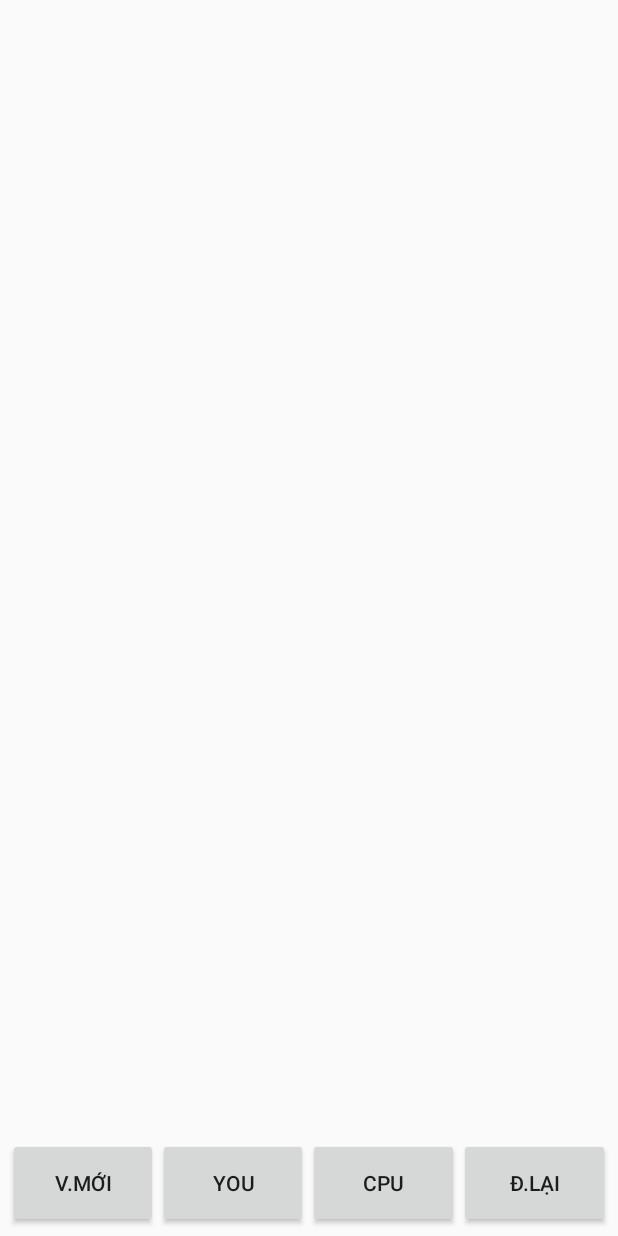
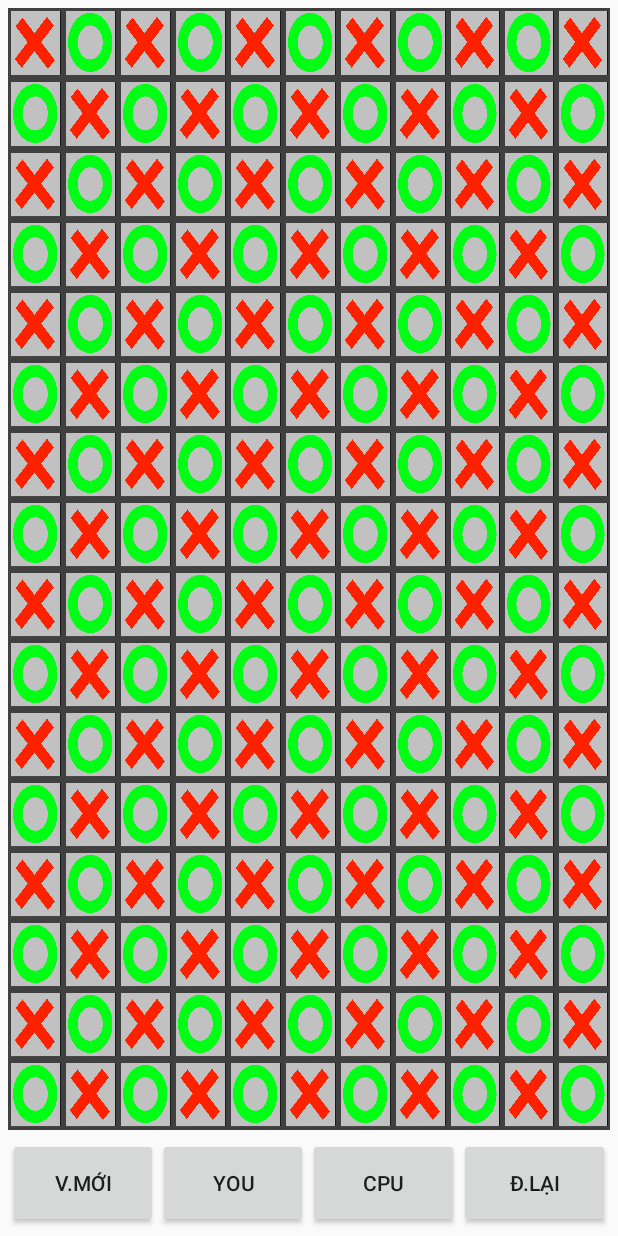
Before and after one commit to kienkk-0808/cocaro, an Android app: the screen it shows after launch (PlayActivity), after a tap on "ĐÁNH VỚI MÁY", on a phone screen of 412 x 824 dp. Run offline under Robolectric (Android 15) with nearby library versions, the phone set to English and light mode, and no system bars.

Commit message:
commit lan 2

```diff
--- a/app/src/main/java/com/gametk/ccaro/MainActivity.java
+++ b/app/src/main/java/com/gametk/ccaro/MainActivity.java
@@ -27,6 +27,7 @@ public class MainActivity extends AppCompatActivity {
             public void onClick(View v) {
                 ai = true;
                 intent.putExtra("ai",ai);
+                intent.setFlags(Intent.FLAG_ACTIVITY_CLEAR_TOP);
                 startActivity(intent);
             }
         });
@@ -36,6 +37,7 @@ public class MainActivity extends AppCompatActivity {
             public void onClick(View v) {
                 ai = false;
                 intent.putExtra("ai",ai);
+                intent.setFlags(Intent.FLAG_ACTIVITY_CLEAR_TOP);
                 startActivity(intent);
             }
         });
--- a/app/src/main/java/com/gametk/ccaro/PlayActivity.java
+++ b/app/src/main/java/com/gametk/ccaro/PlayActivity.java
@@ -4,16 +4,25 @@ import androidx.appcompat.app.AppCompatActivity;
 
 import android.content.Intent;
 import android.os.Bundle;
+import android.view.View;
+import android.view.ViewGroup;
+import android.widget.Button;
 import android.widget.ImageView;
+import android.widget.LinearLayout;
+import android.widget.Toast;
 
 public class PlayActivity extends AppCompatActivity {
 
     private int step;   // số bước đã đi
     private int[][] table;  // giá trị bảng
-    private int x,y;    // size table = x * y
+    private int x = 16;
+    private int y = 11;// size table = x * y
     private Boolean hasAI;  // bật tắt AI
     private Intent intent;
+    private LinearLayout layoutView;  // khu vực chơi
+    private LinearLayout dong ;
     private ImageView[][] imageViews; // ImageView mỗi ô
+    Button you1,you2;
 
     @Override
     protected void onCreate(Bundle savedInstanceState) {
@@ -27,8 +36,12 @@ public class PlayActivity extends AppCompatActivity {
         createTable();
 
         if (hasAI){
+            you1.setText("YOU");
+            you2.setText("CPU");
             // máy chơi
         } else {
+            you1.setText("YOU 1");
+            you2.setText("YOU 2");
             // người chơi
         }
 
@@ -36,19 +49,52 @@ public class PlayActivity extends AppCompatActivity {
 
     private void init(){
         intent = getIntent();
+        layoutView = findViewById(R.id.layout_view);
+        layoutView.setWeightSum(x);
+        you1 = findViewById(R.id.you1);
+        you2 = findViewById(R.id.you2);
+        table = new int[x][y];
+        imageViews = new ImageView[x][y];
     }
 
     private void createTable(){
         for (int i = 0; i < x; i++){
+            drawRow();
             for (int j = 0; j < y; j++){
                 table[i][j] = 0;
+                imageViews[i][j] = new ImageView(this);
+                imageViews[i][j].setLayoutParams(new LinearLayout.LayoutParams(LinearLayout.LayoutParams.MATCH_PARENT,
+                        LinearLayout.LayoutParams.MATCH_PARENT,1));
+
+                if((i+j)%2==0){
+                    imageViews[i][j].setBackgroundResource(R.drawable.x);
+                } else {
+                    imageViews[i][j].setBackgroundResource(R.drawable.o);
+                }
+
+                final int finalJ = j;
+                final int finalI = i;
+                imageViews[i][j].setOnClickListener(new View.OnClickListener() {
+                    @Override
+                    public void onClick(View v) {
+                        Toast.makeText(getApplicationContext(), finalI +":"+ finalJ,Toast.LENGTH_SHORT).show();
+                    }
+                });
+
+
+                imageViews[i][j].setScaleType(ImageView.ScaleType.FIT_XY);
+                dong.addView(imageViews[i][j]);
             }
+            layoutView.addView(dong);
         }
     }
 
-    private void drawTable(){
-
+    private void drawRow(){
+        dong = new LinearLayout(this);
+        dong.setLayoutParams(new LinearLayout.LayoutParams(LinearLayout.LayoutParams.MATCH_PARENT,
+                LinearLayout.LayoutParams.MATCH_PARENT,1));
+        dong.setOrientation(LinearLayout.HORIZONTAL);
+        dong.setWeightSum(y);
     }
 
-
 }
--- a/app/src/main/res/layout/activity_main.xml
+++ b/app/src/main/res/layout/activity_main.xml
@@ -19,6 +19,7 @@
             <Button
                 android:id="@+id/may"
                 android:text="ĐÁNH VỚI MÁY"
+                android:textColor="#D5C4C4"
                 android:textStyle="bold"
                 android:textSize="15sp"
                 android:layout_weight="1"
@@ -29,6 +30,7 @@
             <Button
                 android:id="@+id/nguoi"
                 android:text="HAI NGƯỜI CHƠI"
+                android:textColor="#D5C4C4"
                 android:textStyle="bold"
                 android:textSize="15sp"
                 android:layout_weight="1"
--- a/app/src/main/res/layout/activity_play.xml
+++ b/app/src/main/res/layout/activity_play.xml
@@ -34,11 +34,13 @@
             android:layout_width="wrap_content"
             android:layout_height="match_parent"/>
         <Button
+            android:id="@+id/you1"
             android:layout_weight="1"
             android:text="You"
             android:layout_width="wrap_content"
             android:layout_height="match_parent"/>
         <Button
+            android:id="@+id/you2"
             android:layout_weight="1"
             android:text="CPU"
             android:layout_width="wrap_content"
```
